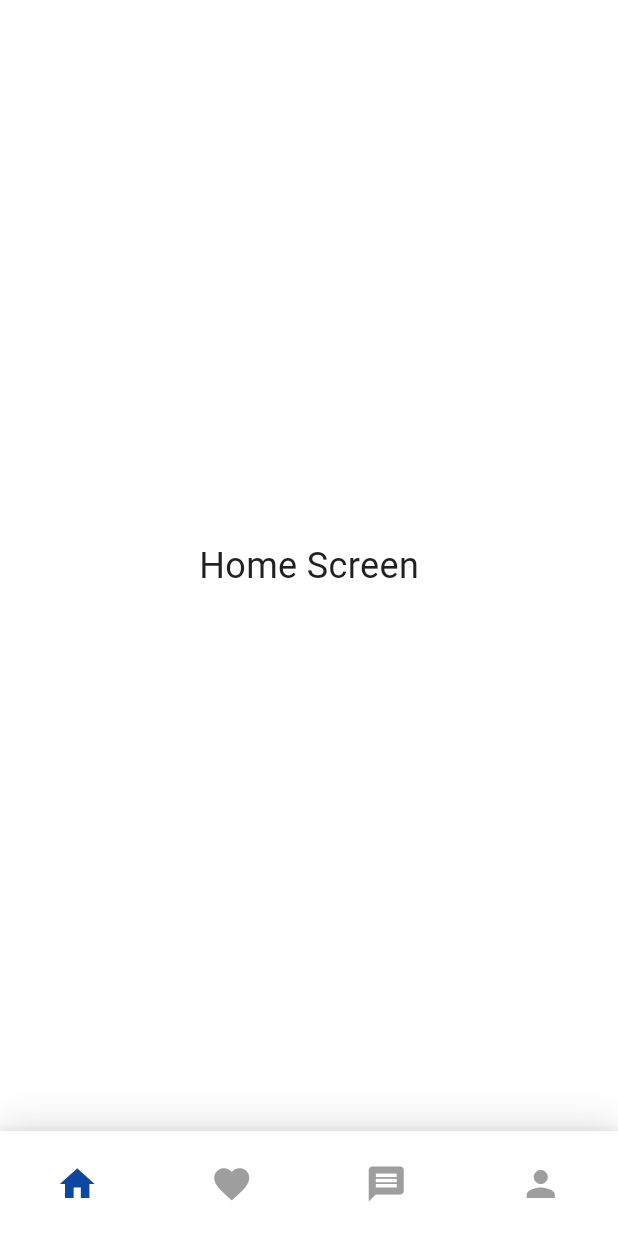
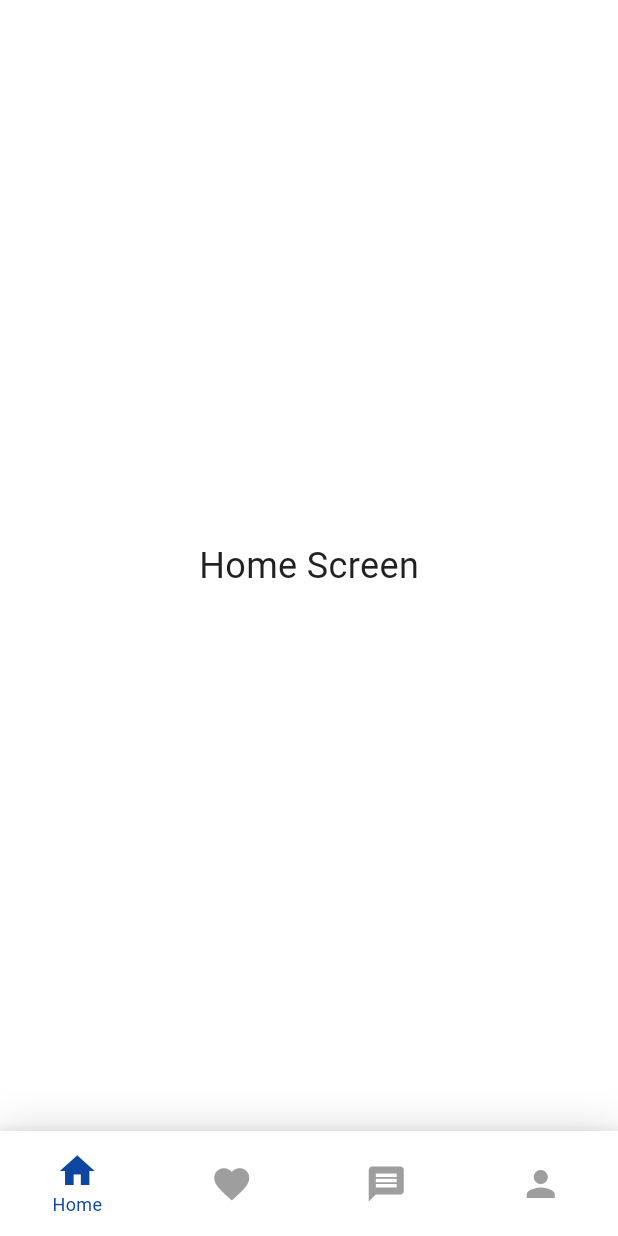
Before and after one commit to Danie0822/habbit_mobil_flutter, a Flutter app: the screen it shows after launch, on a phone screen of 412 x 824 dp. Run offline on Flutter 3.47's test engine with Material 3 defaults, Android fonts, the phone set to English and light mode, and no system bars; drawn by our look-alikes of animated_bottom_navigation_bar.

Commit message:
rutas para navegar entre pantallas

```diff
--- a/lib/common/widgets/bottom_nav_bar.dart
+++ b/lib/common/widgets/bottom_nav_bar.dart
@@ -2,7 +2,6 @@ import 'package:flutter/material.dart';
 import 'package:animated_bottom_navigation_bar/animated_bottom_navigation_bar.dart';
 import 'package:habbit_mobil_flutter/utils/constants/colors_menu.dart';
 
-// Widget BottomNavBar
 class BottomNavBar extends StatefulWidget {
   final int currentIndex;
   final ValueChanged<int> onTap;
@@ -21,6 +20,13 @@ class _BottomNavBarState extends State<BottomNavBar> {
     Icons.person,
   ];
 
+  final labelList = <String>[
+    'Home',
+    'Favorite',
+    'Message',
+    'User',
+  ];
+
   @override
   Widget build(BuildContext context) {
     return Container(
@@ -34,17 +40,36 @@ class _BottomNavBarState extends State<BottomNavBar> {
           ),
         ],
       ),
-      child: AnimatedBottomNavigationBar(
-        icons: iconList,
+      child: AnimatedBottomNavigationBar.builder(
+        itemCount: iconList.length,
+        tabBuilder: (int index, bool isActive) {
+          final color = isActive ? activeColor : inactiveColor;
+          return Column(
+            mainAxisSize: MainAxisSize.min,
+            mainAxisAlignment: MainAxisAlignment.center,
+            children: [
+              Icon(
+                iconList[index],
+                size: 28,
+                color: color,
+              ),
+              if (isActive) // Show text only if the tab is active
+                Text(
+                  labelList[index],
+                  style: TextStyle(
+                    color: color,
+                    fontSize: 12,
+                  ),
+                ),
+            ],
+          );
+        },
         activeIndex: widget.currentIndex,
         gapLocation: GapLocation.none,
         notchSmoothness: NotchSmoothness.verySmoothEdge,
         onTap: widget.onTap,
         backgroundColor: backgroundColor,
-        activeColor: activeColor,
-        inactiveColor: inactiveColor,
         splashColor: splashColor,
-        iconSize: 28,
         height: 70,
       ),
     );
--- a/lib/main.dart
+++ b/lib/main.dart
@@ -1,6 +1,5 @@
 import 'package:flutter/material.dart';
-import 'package:habbit_mobil_flutter/screens/login.dart';
-import 'package:habbit_mobil_flutter/screens/main_screen.dart';
+import 'package:habbit_mobil_flutter/routes/routes.dart';
 import 'package:habbit_mobil_flutter/utils/theme/theme.dart';
 
 
@@ -17,7 +16,8 @@
       theme: lightTheme,
       darkTheme: darkTheme,
       themeMode: ThemeMode.system,
-      home:  MainScreen(),
+      onGenerateRoute: Routes.generateRoute,
+      initialRoute: AppRoutes.mainScreen,
     );
   }
 }
--- /dev/null
+++ b/lib/routes/app_router.dart
@@ -0,0 +1,26 @@
+import 'package:flutter/material.dart';
+import 'package:habbit_mobil_flutter/routes/app_routes.dart';
+import 'package:habbit_mobil_flutter/screens/screens.dart';
+
+class Routes {
+  static Route<dynamic> generateRoute(RouteSettings settings) {
+    switch (settings.name) {
+      case AppRoutes.home:
+        return _materialPageRoute(HomeScreen());
+      case AppRoutes.like:
+        return _materialPageRoute(LikeScreen());
+      case AppRoutes.messages:
+        return _materialPageRoute(MessagesScreen());
+      case AppRoutes.profile:
+        return _materialPageRoute(ProfileScreen());
+      case AppRoutes.mainScreen:
+        return MaterialPageRoute(builder: (_) => MainScreen());
+      default:
+        return _materialPageRoute(MainScreen());
+    }
+  }
+
+  static MaterialPageRoute _materialPageRoute(Widget screen) {
+    return MaterialPageRoute(builder: (_) => screen);
+  }
+}
--- /dev/null
+++ b/lib/routes/app_routes.dart
@@ -0,0 +1,7 @@
+class AppRoutes {
+  static const String home = '/';
+  static const String like = '/like';
+  static const String messages = '/messages';
+  static const String profile = '/profile';
+  static const String mainScreen = '/mainScreen';
+}
--- /dev/null
+++ b/lib/routes/routes.dart
@@ -0,0 +1,2 @@
+export 'package:habbit_mobil_flutter/routes/app_router.dart';
+export 'package:habbit_mobil_flutter/routes/app_routes.dart';
--- /dev/null
+++ b/lib/screens/screens.dart
@@ -0,0 +1,6 @@
+// En lib/screens/screens.dart
+export 'package:habbit_mobil_flutter/screens/home_page.dart';
+export 'package:habbit_mobil_flutter/screens/like_screen.dart';
+export 'package:habbit_mobil_flutter/screens/messages_screen.dart';
+export 'package:habbit_mobil_flutter/screens/profile_screen.dart';
+export 'package:habbit_mobil_flutter/screens/main_screen.dart';
```
